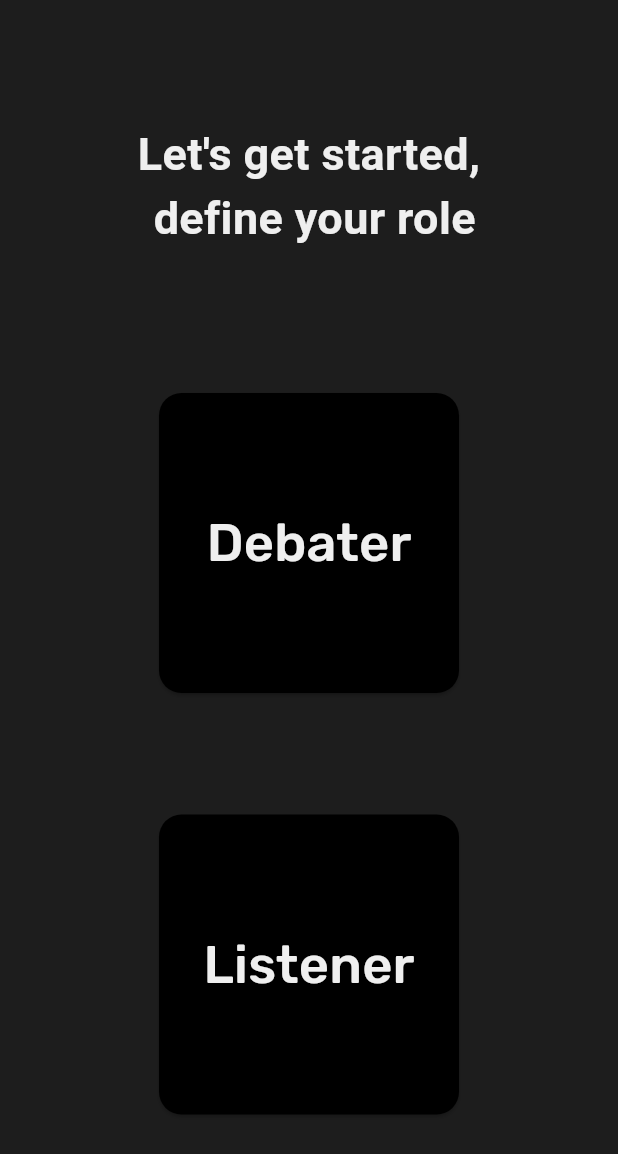
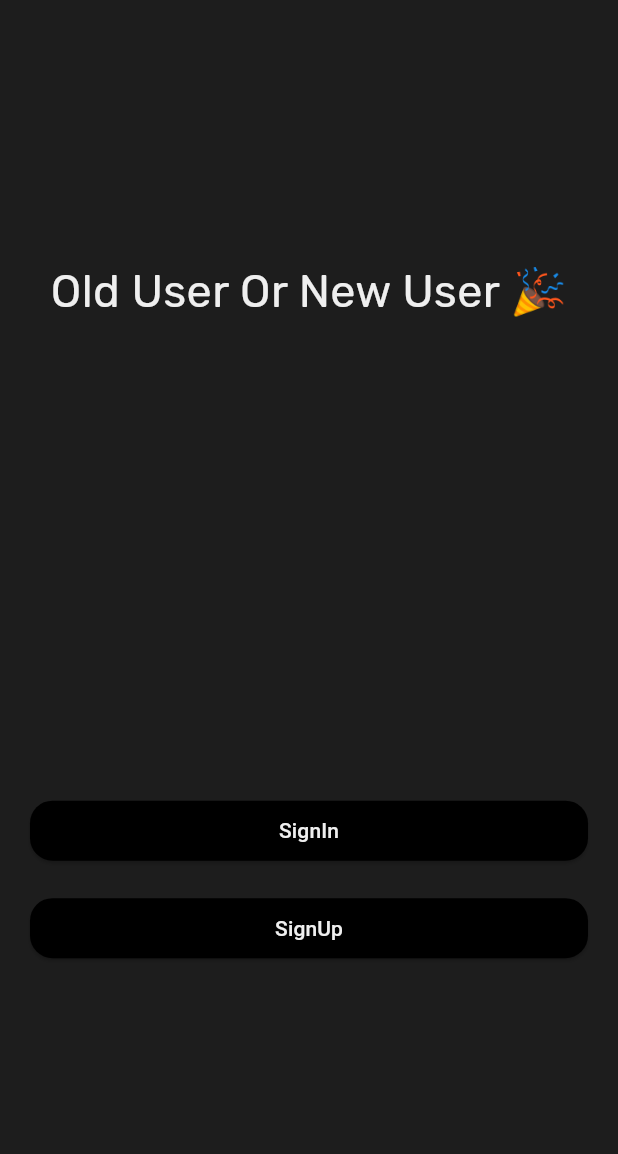
Before and after one commit to mohammed-haimour/debate-app-flutter-project, a Flutter app: the screen it shows after launch, on a phone screen of 412 x 824 dp. Shown: the top 1154 px of the screen. Run offline on Flutter 3.47's test engine with Material 2 defaults, Android fonts, the light colour scheme and no system bars; drawn by our look-alikes of animated_text_kit; our stand-ins replace google_fonts.

Commit message:
adding first features (options)

```diff
--- a/lib/core/constants/app_colors.dart
+++ b/lib/core/constants/app_colors.dart
@@ -7,4 +7,5 @@ abstract class AppColors {
   static const Color greyColor = Color.fromARGB(255, 52, 52, 52);
   static const Color redColor = Color.fromARGB(255, 207, 0, 0);
   static const Color blueColor = Color.fromARGB(255, 0, 104, 215);
+  static const Color darkGreen = Color.fromARGB(255, 41, 150, 11) ;
 }
--- a/lib/core/constants/app_images.dart
+++ b/lib/core/constants/app_images.dart
@@ -1,5 +1,9 @@
 abstract class AppImages {
   static const mainLogo = "assets/images/mainIco.png";
-  static const debaterLogo = "assets/images/speaker.png";
-  static const listenerLogo = "assets/images/listener.png";
+  // static const debaterLogo = "assets/images/speaker.png";
+  // static const listenerLogo = "assets/images/listener.png";
+  static const debaterLogo = "assets/images/debater-white.png";
+  static const listenerLogo = "assets/images/listener-white.png";
+  static const arabicFlag = "assets/images/arabic.png";
+  static const englishFlag = "assets/images/english.png";
 }
--- /dev/null
+++ b/lib/core/widgets/app_animated_text.dart
@@ -0,0 +1,25 @@
+import 'package:animated_text_kit/animated_text_kit.dart';
+import 'package:debate_app/core/constants/app_fonts.dart';
+import 'package:flutter/material.dart';
+
+class AppAnimatedText extends StatelessWidget {
+  const AppAnimatedText({super.key , required this.text});
+
+  final String text;
+
+  @override
+  Widget build(BuildContext context) {
+    return AnimatedTextKit(
+      animatedTexts: [
+        TypewriterAnimatedText(
+          text,
+          textAlign: TextAlign.center,
+          textStyle: AppFonts.larg,
+          speed: const Duration(milliseconds: 100),
+        ),
+      ],
+      totalRepeatCount: 1,
+      pause: const Duration(milliseconds: 100),
+    );
+  }
+}
--- /dev/null
+++ b/lib/core/widgets/app_default_btn.dart
@@ -0,0 +1,26 @@
+import 'package:flutter/material.dart';
+
+class AppDefaultBtn extends StatelessWidget {
+  const AppDefaultBtn({
+    super.key,
+    this.borderRadius,
+    required this.child,
+    this.fontSize,
+    this.onPressed,
+  });
+  final Widget child;
+  final BorderRadius? borderRadius;
+  final double? fontSize;
+  final void Function()? onPressed;
+  @override
+  Widget build(BuildContext context) {
+    return SizedBox(
+      height: 40,
+      width: double.infinity,
+      child: ElevatedButton(
+        onPressed: onPressed,
+        child: child,
+      ),
+    );
+  }
+}
--- /dev/null
+++ b/lib/core/widgets/app_default_btn_with_image.dart
@@ -0,0 +1,32 @@
+import 'package:debate_app/core/widgets/app_default_btn.dart';
+import 'package:flutter/material.dart';
+
+class AppDefaultBtnWithImage extends StatelessWidget {
+  const AppDefaultBtnWithImage(
+      {super.key, required this.innerText, this.onPressed, this.image});
+
+  final String innerText;
+  final void Function()? onPressed;
+  final String? image;
+
+  @override
+  Widget build(BuildContext context) {
+    return AppDefaultBtn(
+      onPressed: onPressed,
+      child: Row(
+        mainAxisAlignment: (image != null)
+            ? MainAxisAlignment.spaceAround
+            : MainAxisAlignment.center,
+        children: [
+          Text(innerText),
+          (image != null)
+              ? Image.asset(
+                  image!,
+                  width: 25,
+                )
+              : const SizedBox()
+        ],
+      ),
+    );
+  }
+}
--- a/lib/features/registration/presentation/views/pick_view.dart
+++ b/lib/features/registration/presentation/views/pick_view.dart
@@ -1,4 +1,4 @@
-import 'package:debate_app/features/registration/presentation/views/widgets/pick_view_body.dart';
+import 'package:debate_app/features/registration/presentation/views/widgets/pick_view_widgets/pick_view_pages/page_signin_or_signup.dart';
 import 'package:flutter/material.dart';
 
 class PickView extends StatelessWidget {
@@ -7,7 +7,7 @@ class PickView extends StatelessWidget {
   @override
   Widget build(BuildContext context) {
     return const Scaffold(
-      body: PickViewBody(),
+      body: SigninOrSignUpPage(),
     );
   }
 }
--- a/lib/features/registration/presentation/views/widgets/pick_view_body.dart
+++ /dev/null
@@ -1,74 +0,0 @@
-import 'package:animated_text_kit/animated_text_kit.dart';
-import 'package:debate_app/core/constants/app_fonts.dart';
-import 'package:debate_app/core/constants/app_images.dart';
-
-import 'package:debate_app/core/widgets/app_square_btn.dart';
-import 'package:flutter/material.dart';
-
-class PickViewBody extends StatelessWidget {
-  const PickViewBody({super.key});
-
-  @override
-  Widget build(BuildContext context) {
-    return SizedBox(
-      width: double.infinity,
-      height: double.infinity,
-      child: Column(
-        mainAxisAlignment: MainAxisAlignment.spaceEvenly,
-        children: [
-          // animated Text !
-          SizedBox(
-            height: 100,
-            child: AnimatedTextKit(
-              animatedTexts: [
-                TypewriterAnimatedText(
-                  'Let\'s get started, \n define your role',
-                  textAlign: TextAlign.center,
-                  textStyle: const TextStyle(
-                    fontSize: 30.0,
-                    fontWeight: FontWeight.bold,
-                  ),
-                  speed: const Duration(milliseconds: 90),
-                ),
-              ],
-              totalRepeatCount: 1,
-              pause: const Duration(milliseconds: 10),
-            ),
-          ),
-
-          AppSquareBtn(
-            btnSize: 2,
-            child: Stack(
-              alignment: Alignment.center,
-              children: [
-                Image.asset(AppImages.debaterLogo),
-                Text(
-                  "Debater",
-                  style: AppFonts.big,
-                )
-              ],
-            ),
-            onPressed: () {
-              // replaceTo(context, to);
-            },
-          ),
-
-          AppSquareBtn(
-            btnSize: 2,
-            child: Stack(
-              alignment: Alignment.center,
-              children: [
-                Image.asset(AppImages.listenerLogo),
-                Text(
-                  "Listener",
-                  style: AppFonts.big,
-                ),
-              ],
-            ),
-            onPressed: () {},
-          ),
-        ],
-      ),
-    );
-  }
-}
--- /dev/null
+++ b/lib/features/registration/presentation/views/widgets/pick_view_widgets/pick_view_pages/page_signin_or_signup.dart
@@ -0,0 +1,15 @@
+import 'package:debate_app/features/registration/presentation/views/widgets/pick_view_widgets/title_with_optons_page.dart';
+import 'package:flutter/material.dart';
+
+class SigninOrSignUpPage extends StatelessWidget {
+  const SigninOrSignUpPage({super.key});
+
+  @override
+  Widget build(BuildContext context) {
+    return const TitleWithOptionsPage(
+      title: "Old User Or New User 🎉",
+      firstOptionInnerText: "SignIn",
+      socendOptionInnerText: "SignUp",
+    );
+  }
+}
--- /dev/null
+++ b/lib/features/registration/presentation/views/widgets/pick_view_widgets/title_with_optons_page.dart
@@ -0,0 +1,52 @@
+import 'package:debate_app/core/widgets/app_animated_text.dart';
+import 'package:debate_app/core/widgets/app_default_btn_with_image.dart';
+import 'package:flutter/material.dart';
+
+class TitleWithOptionsPage extends StatelessWidget {
+  const TitleWithOptionsPage(
+      {super.key,
+      required this.title,
+      required this.firstOptionInnerText,
+      required this.socendOptionInnerText,
+      this.firstOptionImage,
+      this.socendOptionImage});
+
+  final String title;
+  final String firstOptionInnerText;
+  final String socendOptionInnerText;
+
+  final String? firstOptionImage;
+  final String? socendOptionImage;
+
+  @override
+  Widget build(BuildContext context) {
+    return Container(
+      padding: const EdgeInsets.all(20),
+      width: double.infinity,
+      // height: double.infinity,
+      child: Column(
+        mainAxisAlignment: MainAxisAlignment.spaceAround,
+        crossAxisAlignment: CrossAxisAlignment.center,
+        children: [
+          AppAnimatedText(text: title),
+          SizedBox(
+            height: 130,
+            child: Column(
+              mainAxisAlignment: MainAxisAlignment.spaceAround,
+              children: [
+                AppDefaultBtnWithImage(
+                    onPressed: () {},
+                    innerText: firstOptionInnerText,
+                    image: firstOptionImage),
+                AppDefaultBtnWithImage(
+                    onPressed: () {},
+                    innerText: socendOptionInnerText,
+                    image: socendOptionImage),
+              ],
+            ),
+          )
+        ],
+      ),
+    );
+  }
+}
```
Also changed, not shown: lib/core/widgets/app_default_btn_with_icon.dart (added, +21 -0 lines), lib/features/registration/presentation/views/sign_in_view.dart (+10 -0 lines), lib/features/registration/presentation/views/sign_up_view.dart (+10 -0 lines), lib/features/registration/presentation/views/widgets/pick_view_widgets/pick_view_body.dart (added, +33 -0 lines), lib/features/registration/presentation/views/widgets/pick_view_widgets/pick_view_pages/page_chose_lang.dart (added, +17 -0 lines), lib/features/registration/presentation/views/widgets/pick_view_widgets/pick_view_pages/page_chose_role.dart (added, +17 -0 lines), assets/images/arabic.png (added), assets/images/debater-white.png (added), assets/images/english.png (added), assets/images/listener-white.png (added).
